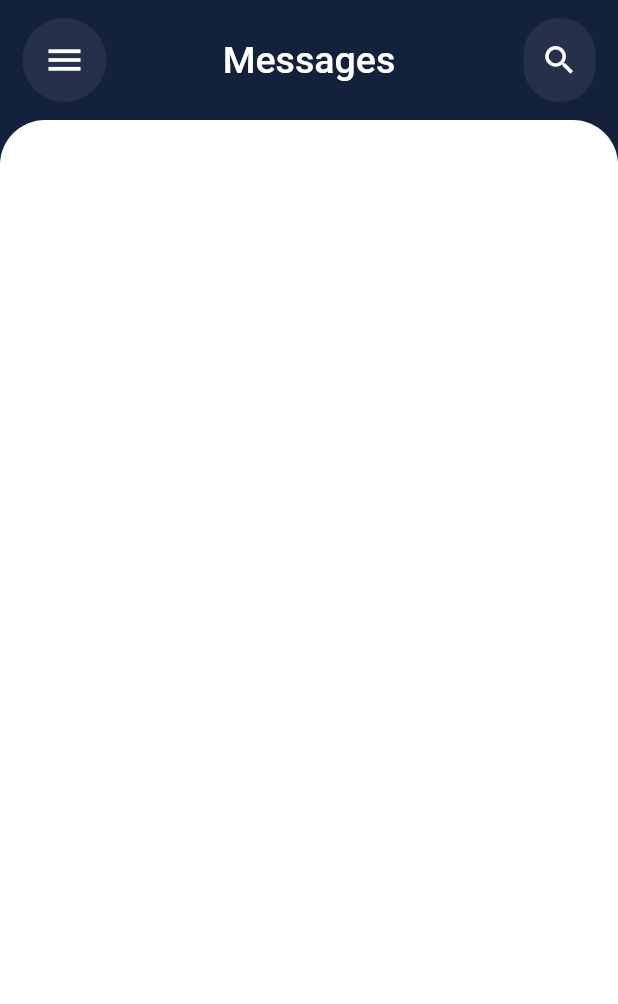
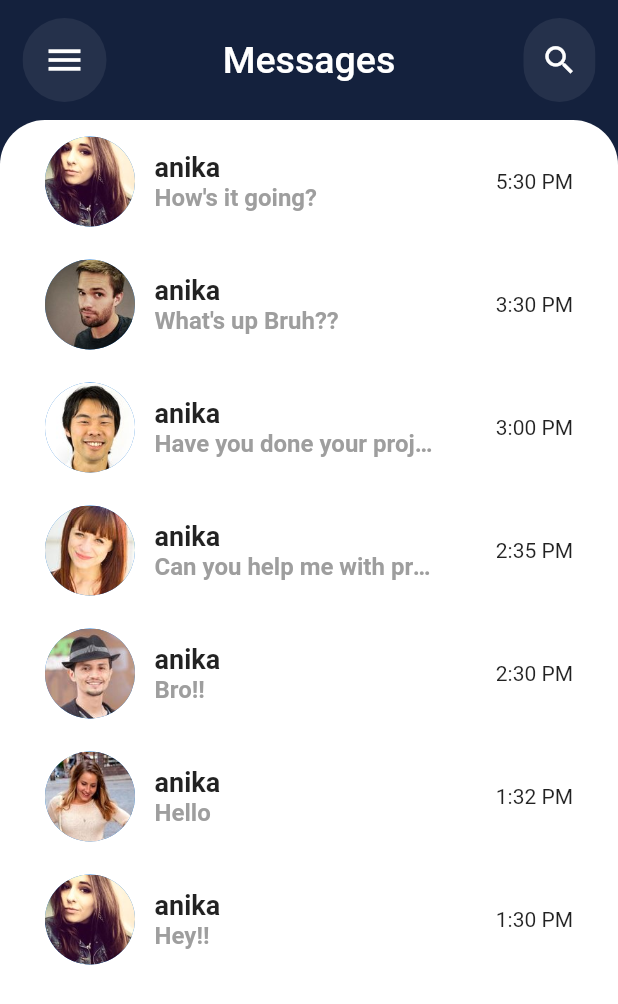
Before and after one commit to khatrisaugat/chat-app, a Flutter app: the screen it shows after launch, on a phone screen of 412 x 824 dp. Shown: the top 1004 px of the screen. Run offline on Flutter 3.47's test engine with Material 2 defaults, Android fonts, the phone set to English and light mode, and no system bars.

Commit message:
chats showing widget along with models

```diff
--- a/lib/main.dart
+++ b/lib/main.dart
@@ -27,7 +27,7 @@ class MyApp extends StatelessWidget {
         // primarySwatch: Colors.blue,
         colorScheme: ColorScheme.fromSwatch().copyWith(
           // primary: Color(0x14213D),
-          secondary: Color(0xffFFFFFF),
+          secondary: Color(0xffE5E5E5),
           secondaryContainer: Color(0x5b434d64),
         ),
       ),
--- /dev/null
+++ b/lib/models/message_model.dart
@@ -0,0 +1,231 @@
+import 'package:chat_app/models/user_model.dart';
+
+class Message {
+  final int id;
+  final String text;
+  final User sender;
+  final bool unread;
+  final bool isLiked;
+  final String time;
+  final int roomId;
+  final String roomName;
+  final User creator;
+  Message({
+    required this.id,
+    required this.text,
+    required this.sender,
+    required this.unread,
+    required this.isLiked,
+    required this.time,
+    required this.roomId,
+    required this.roomName,
+    required this.creator,
+  });
+}
+
+//users
+final User steven = User(
+    id: 0,
+    name: "Steven",
+    email: "Steven@gmail.com",
+    imageUrl: "assets/images/Steven.jpg");
+
+final User anika = User(
+    id: 1,
+    name: "Anika",
+    email: "Anika@gmail.com",
+    imageUrl: "assets/images/Anika.jpg");
+
+final User bruce = User(
+    id: 2,
+    name: "Bruce",
+    email: "Bruce@gmail.com",
+    imageUrl: "assets/images/Bruce.jpg");
+
+final User jenny = User(
+    id: 3,
+    name: "Jenny",
+    email: "Jenny@gmail.com",
+    imageUrl: "assets/images/Jenny.jpg");
+
+final User lacey = User(
+    id: 4,
+    name: "Lacey",
+    email: "Lacey@gmail.com",
+    imageUrl: "assets/images/Lacey.jpg");
+
+final User jin = User(
+    id: 4,
+    name: "Jin",
+    email: "Steven@gmail.com",
+    imageUrl: "assets/images/Jin.jpg");
+
+final User lolita = User(
+    id: 4,
+    name: "Lolita",
+    email: "Lolita@gmail.com",
+    imageUrl: "assets/images/Lolita.jpg");
+final User mark = User(
+    id: 4,
+    name: "Mark",
+    email: "Steven@gmail.com",
+    imageUrl: "assets/images/Mark.jpg");
+
+final User michael = User(
+    id: 4,
+    name: "Michael",
+    email: "Michael@gmail.com",
+    imageUrl: "assets/images/Michael.jpg");
+
+//favorite contacts
+List<User> favorites = [anika, bruce, jenny, michael, lolita];
+
+//chats that appear in HomeScreen
+List<Message> chats = [
+  Message(
+    id: 1,
+    sender: anika,
+    time: "5:30 PM",
+    text: "How's it going?",
+    isLiked: false,
+    unread: true,
+    roomId: 1,
+    roomName: "anika",
+    creator: steven,
+  ),
+  Message(
+    id: 2,
+    sender: bruce,
+    time: "3:30 PM",
+    text: "What's up Bruh??",
+    isLiked: false,
+    unread: true,
+    roomId: 2,
+    roomName: "anika",
+    creator: steven,
+  ),
+  Message(
+    id: 3,
+    sender: jin,
+    time: "3:00 PM",
+    text: "Have you done your project?",
+    isLiked: false,
+    unread: true,
+    roomId: 3,
+    roomName: "anika",
+    creator: steven,
+  ),
+  Message(
+    id: 4,
+    sender: lacey,
+    time: "2:35 PM",
+    text: "Can you help me with project?",
+    isLiked: false,
+    unread: true,
+    roomId: 4,
+    roomName: "anika",
+    creator: steven,
+  ),
+  Message(
+    id: 5,
+    sender: michael,
+    time: "2:30 PM",
+    text: "Bro!!",
+    isLiked: false,
+    unread: true,
+    roomId: 5,
+    roomName: "anika",
+    creator: steven,
+  ),
+  Message(
+    id: 6,
+    sender: lolita,
+    time: "1:32 PM",
+    text: "Hello",
+    isLiked: true,
+    unread: false,
+    roomId: 6,
+    roomName: "anika",
+    creator: steven,
+  ),
+  Message(
+    id: 7,
+    sender: anika,
+    time: "1:30 PM",
+    text: "Hey!!",
+    isLiked: false,
+    unread: false,
+    roomId: 7,
+    roomName: "anika",
+    creator: steven,
+  ),
+];
+
+List<Message> messages = [
+  Message(
+    id: 8,
+    sender: steven,
+    time: '5:30 PM',
+    text: 'Hey, how\'s it going? What did you do today?',
+    isLiked: true,
+    unread: true,
+    roomId: 1,
+    roomName: "anika",
+    creator: steven,
+  ),
+  Message(
+    id: 9,
+    sender: steven,
+    time: '4:30 PM',
+    text: 'Just walked my doge. She was super duper cute. The best pupper!!',
+    isLiked: false,
+    unread: true,
+    roomId: 1,
+    roomName: "anika",
+    creator: steven,
+  ),
+  Message(
+    id: 10,
+    sender: anika,
+    time: '3:45 PM',
+    text: 'How\'s the doggo?',
+    isLiked: false,
+    unread: true,
+    roomId: 1,
+    roomName: "anika",
+    creator: steven,
+  ),
+  Message(
+    id: 11,
+    sender: anika,
+    time: '3:15 PM',
+    text: 'All the food',
+    isLiked: true,
+    unread: true,
+    roomId: 1,
+    roomName: "anika",
+    creator: steven,
+  ),
+  Message(
+    id: 12,
+    sender: steven,
+    time: '2:30 PM',
+    text: 'Nice! What kind of food did you eat?',
+    isLiked: false,
+    unread: true,
+    roomId: 1,
+    roomName: "anika",
+    creator: steven,
+  ),
+  Message(
+    id: 13,
+    sender: anika,
+    time: '2:00 PM',
+    text: 'I ate so much food today.',
+    isLiked: false,
+    unread: true,
+    roomId: 1,
+    roomName: "anika",
+    creator: steven,
+  ),
+];
--- /dev/null
+++ b/lib/models/user_model.dart
@@ -0,0 +1,12 @@
+class User {
+  final int id;
+  final String name;
+  final String email;
+  final String imageUrl;
+  User({
+    required this.id,
+    required this.name,
+    required this.email,
+    required this.imageUrl,
+  });
+}
--- a/lib/screens/home_screen.dart
+++ b/lib/screens/home_screen.dart
@@ -1,3 +1,4 @@
+import 'package:chat_app/widgets/recent_chats.dart';
 import 'package:flutter/material.dart';
 
 class HomeScreen extends StatefulWidget {
@@ -65,11 +66,12 @@ class _HomeScreenState extends State<HomeScreen> {
       ),
       body: Container(
         decoration: BoxDecoration(
-            color: Theme.of(context).colorScheme.secondary,
+            color: Colors.white,
             borderRadius: BorderRadius.only(
               topRight: Radius.circular(30.0),
               topLeft: Radius.circular(30.0),
             )),
+        child: const RecentChats(),
       ),
     );
   }
--- /dev/null
+++ b/lib/widgets/recent_chats.dart
@@ -0,0 +1,61 @@
+import 'package:chat_app/models/message_model.dart';
+import 'package:flutter/material.dart';
+
+class RecentChats extends StatelessWidget {
+  const RecentChats({Key? key}) : super(key: key);
+
+  @override
+  Widget build(BuildContext context) {
+    return Container(
+      decoration: BoxDecoration(
+          // color: Colors.white,
+          ),
+      child: ListView.builder(
+          itemCount: chats.length,
+          itemBuilder: (BuildContext, index) {
+            final Message chat = chats[index];
+            return Container(
+              margin: EdgeInsets.symmetric(horizontal: 5.0, vertical: 1.0),
+              padding: EdgeInsets.symmetric(horizontal: 25.0, vertical: 10.0),
+              child: Row(
+                mainAxisAlignment: MainAxisAlignment.spaceBetween,
+                children: [
+                  CircleAvatar(
+                    radius: 30.0,
+                    backgroundImage: AssetImage(chat.sender.imageUrl),
+                  ),
+                  Column(
+                    crossAxisAlignment: CrossAxisAlignment.start,
+                    children: [
+                      Text(
+                        chat.roomName,
+                        style: TextStyle(
+                          fontWeight: FontWeight.bold,
+                          fontSize: 18.0,
+                        ),
+                      ),
+                      Container(
+                        width: MediaQuery.of(context).size.width * 0.45,
+                        child: Text(
+                          chat.text,
+                          overflow: TextOverflow.ellipsis,
+                          style: TextStyle(
+                            fontWeight: FontWeight.w600,
+                            fontSize: 16.0,
+                            color: Colors.grey,
+                          ),
+                        ),
+                      ),
+                    ],
+                  ),
+                  SizedBox(
+                    width: 16.0,
+                  ),
+                  Text(chat.time),
+                ],
+              ),
+            );
+          }),
+    );
+  }
+}
--- a/pubspec.yaml
+++ b/pubspec.yaml
@@ -58,7 +58,8 @@ flutter:
   uses-material-design: true
 
   # To add assets to your application, add an assets section, like this:
-  # assets:
+  assets:
+    - assets/images/
   #   - images/a_dot_burr.jpeg
   #   - images/a_dot_ham.jpeg
 
```
Also changed, not shown: assets/images/Anika.jpg (added), assets/images/Bruce.jpg (added), assets/images/Jenny.jpg (added), assets/images/Jin.jpg (added), assets/images/Lacey.jpg (added), assets/images/Lolita.jpg (added), assets/images/Mark.jpg (added), assets/images/Michael.jpg (added), assets/images/Steven.jpg (added).
